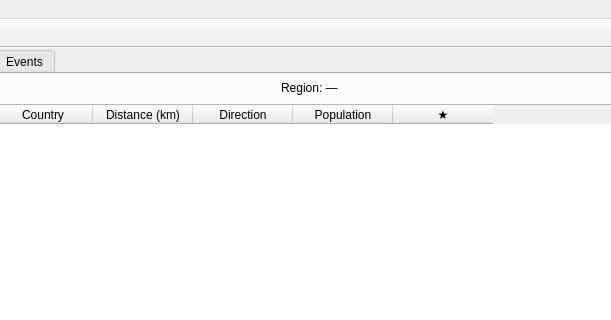
Before: the Qt Designer form apps/gui-qt/scolvx/mainwindow.ui in comoglu/mainx, drawn with Qt 5; both pictures show x 418 to 1029 and y 0 to 320 of the 1280 by 900 pixel window.
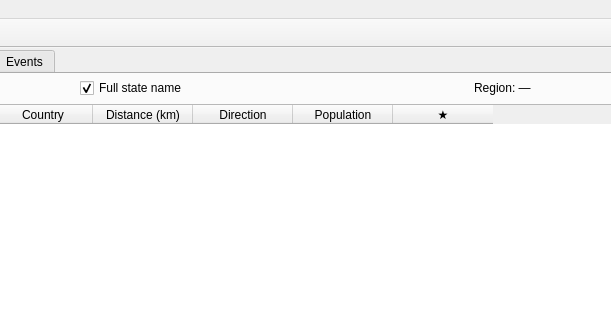
After: the same form once the commit is applied. The open tabs and pages were chosen to show the change.

Commit message:
[scolvx] Add Full state name toggle to Nearby Cities tab
Checkbox (default: on) switches the State column and region name
formats between the full state name (state_full, e.g. Queensland)
and the abbreviation (state, e.g. QLD). Toggling refreshes the
table immediately.

Diff of the .ui file:
```diff
--- a/apps/gui-qt/scolvx/mainwindow.ui
+++ b/apps/gui-qt/scolvx/mainwindow.ui
@@ -93,6 +93,19 @@
              </property>
             </widget>
            </item>
+           <item>
+            <widget class="QCheckBox" name="citiesUseFullState">
+             <property name="text">
+              <string>Full state name</string>
+             </property>
+             <property name="checked">
+              <bool>true</bool>
+             </property>
+             <property name="toolTip">
+              <string>Show full state name (e.g. Queensland) instead of abbreviation (e.g. QLD)</string>
+             </property>
+            </widget>
+           </item>
            <item>
             <spacer>
              <property name="orientation">
```
The commit also changes 1 other file.
